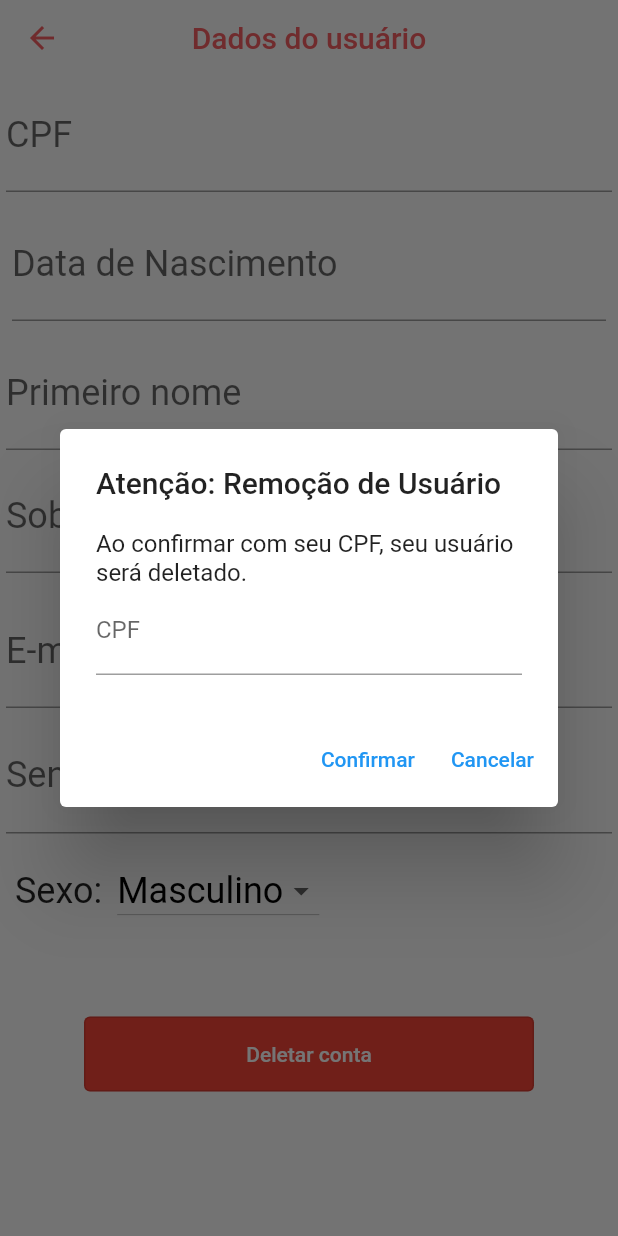
After one commit to TromeBr/proj_flutter_tcc, a Flutter app: the MyDataScreen screen opened by its route, after a tap on "Deletar conta", on a phone screen of 412 x 824 dp. The commit adds this screen. Run offline on Flutter 3.47's test engine with Material 2 defaults, Android fonts, the phone set to English and light mode, and no system bars; our stand-ins replace convert, file_picker, full_screen_image, hex, image_picker, mask_text_input_formatter and 1 more; missing offline and left inert: encrypt, flutter_pdfview, pointycastle; accounts and stored records are empty.

Commit message:
Adiciona a tela de Dados do Usuário e prepara a para o funcionamento junto as APIs

```diff
--- a/lib/main.dart
+++ b/lib/main.dart
@@ -3,6 +3,7 @@ import 'package:flutter/material.dart';
 import 'models/constants.dart' as Constants;
 import 'screens/exams/consultList.dart';
 import 'screens/login/login.dart';
+import 'screens/user/myData.dart';
 
 void main() => runApp(TCCApp());
 
@@ -29,6 +30,7 @@ class TCCApp extends StatelessWidget {
       ),
       routes: {
         '/consultList': (context) => MedExamConsultScreen(),
+        '/myData': (context) => MyDataScreen(),
       },
     );
   }
--- a/lib/models/constants.dart
+++ b/lib/models/constants.dart
@@ -27,5 +27,10 @@ const LOGIN_BUTTON_TEXT = 'Login';
 const RECORD_USER_BUTTON_TEXT = 'Registrar';
 
 
+//User Data
+const DATA_USER_TITLE_SCREEN = 'Dados do usuário';
+const USER_REMOVE = 'Deletar conta';
+
+
 //Miscellaneous
 const OR_TYPED = 'Ou';
--- a/lib/models/user_login.dart
+++ b/lib/models/user_login.dart
@@ -34,9 +34,23 @@ class UserContext {
     data['token'] = this.token;
     return data;
   }
+  @override
+  bool operator ==(other) =>
+    identical(this, other) ||
+    (other is UserContext)
+        && other.name == name
+        && other.surname == surname
+        && other.sex == sex
+        && other.password == password
+        && other.email == email;
 
   @override
   String toString() {
     return 'UserLogin{User: $name, Password: $password}';
   }
+
+  @override
+  int get hashCode => name.hashCode ^ surname.hashCode ^
+  sex.hashCode ^ password.hashCode ^ email.hashCode ;
+
 }
--- /dev/null
+++ b/lib/screens/user/myData.dart
@@ -0,0 +1,353 @@
+import 'dart:convert';
+
+import 'package:flutter/material.dart';
+import 'package:intl/intl.dart';
+import 'package:mask_text_input_formatter/mask_text_input_formatter.dart';
+import 'package:proj_flutter_tcc/components/alertBox.dart';
+import 'package:proj_flutter_tcc/components/sharedPreferenceInit.dart';
+import 'package:proj_flutter_tcc/components/validators.dart';
+import 'package:proj_flutter_tcc/components/widget_patterns.dart';
+import 'package:proj_flutter_tcc/models/constants.dart' as Constants;
+import 'package:proj_flutter_tcc/components/textBox.dart';
+import 'package:proj_flutter_tcc/models/user_login.dart';
+import 'package:proj_flutter_tcc/services/dataServices.dart' as dataService;
+
+class MyDataScreen extends StatefulWidget {
+  @override
+  State<StatefulWidget> createState() {
+    return MyDataWidgetState();
+  }
+}
+
+class MyDataWidgetState extends State<MyDataScreen> {
+  TextEditingController _userPassword = TextEditingController();
+  TextEditingController _userEmail = TextEditingController();
+  TextEditingController _userCPF = TextEditingController();
+  TextEditingController _userCPFConfirmation = TextEditingController();
+  TextEditingController _userFirstName = TextEditingController();
+  TextEditingController _userSurname = TextEditingController();
+  TextEditingController _userBirthDate = TextEditingController();
+  var maskDate = new MaskTextInputFormatter(mask: '##/##/####');
+  String _value = 'M';
+  bool _updateVerify = false;
+  UserContext _userContext;
+  bool validateCPF = false;
+
+
+  UserContext get userContext => _userContext;
+
+  set userContext(UserContext value) {
+    _userContext = value;
+  }
+
+  @override
+  void initState() {
+    super.initState();
+    getUser(context);
+  }
+
+  @override
+  void dispose() {
+    _userPassword.dispose();
+    _userEmail.dispose();
+    _userFirstName.dispose();
+    _userSurname.dispose();
+    _userBirthDate.dispose();
+    super.dispose();
+  }
+
+  @override
+  Widget build(BuildContext context) {
+    return Scaffold(
+      appBar: AppBarPattern(
+        titleScreen: Constants.DATA_USER_TITLE_SCREEN,
+        actions: _updateVerify
+            ? <Widget>[
+                IconButton(
+                    icon: Icon(
+                      Icons.update_outlined,
+                      color: Color(Constants.SYSTEM_PRIMARY_COLOR),
+                    ),
+                    onPressed: () async {
+                      var errors = _userConsist();
+                      if (errors.isEmpty) {
+                        var _userUpdate =
+                            await dataService.userUpdate(this._userContext);
+                        if (_userUpdate)
+                          _updateResult("Alteração concluída",
+                              "O usuário foi alterado com sucesso");
+                        else
+                          _updateResult("Erro ao atualizar",
+                              "Por favor, tente mais tarde");
+                      } else
+                        errorReturn(context, errorsList: errors);
+                    }),
+              ]
+            : null,
+      ),
+      body: SingleChildScrollView(
+        child: Column(
+          children: [
+            //PaddingWidgetPattern(4.0),
+            TextBoxStandard(
+              nameLabel: Constants.CPF_LABEL_TEXT,
+              controller: _userCPF,
+              keyboardType: TextInputType.number,
+              readOnly: true,
+            ),
+            Padding(
+              padding: const EdgeInsets.all(8.0),
+              child: TextFormField(
+                onChanged: hasChanged,
+                readOnly: true,
+                inputFormatters: [maskDate],
+                controller: _userBirthDate,
+                style: TextStyle(fontSize: 24.0),
+                decoration: InputDecoration(
+                  labelText: 'Data de Nascimento',
+                ),
+              ),
+            ),
+            TextBoxStandard(
+              nameLabel: Constants.NAME_LABEL_TEXT,
+              controller: _userFirstName,
+              onChange: hasChanged,
+            ),
+            TextBoxStandard(
+              nameLabel: Constants.SURNAME_LABEL_TEXT,
+              controller: _userSurname,
+              onChange: hasChanged,
+            ),
+            Padding(
+              padding: const EdgeInsets.all(4.0),
+            ),
+
+            TextBoxStandard(
+              nameLabel: Constants.EMAIL_LABEL_TEXT,
+              controller: _userEmail,
+              keyboardType: TextInputType.emailAddress,
+              onChange: hasChanged,
+            ),
+
+            TextBoxStandard(
+              nameLabel: Constants.PASSWORD_LABEL_TEXT,
+              controller: _userPassword,
+              obscureText: true,
+              onChange: hasChanged,
+            ),
+            Container(
+                margin: EdgeInsets.only(top: 10.0, left: 10.0),
+                width: double.infinity,
+                alignment: Alignment.topLeft,
+                child: Row(
+                  children: [
+                    Text(
+                      'Sexo:',
+                      style: TextStyle(fontSize: 24),
+                    ),
+                    Padding(padding: EdgeInsets.only(left: 10.0)),
+                    DropdownButton<String>(
+                      style: TextStyle(fontSize: 24, color: Colors.black),
+                      iconSize: 24,
+                      elevation: 16,
+                      hint: Text("Sexo"),
+                      value: _value,
+                      autofocus: true,
+                      onChanged: (String val) {
+                        setState(() {
+                          _value = val;
+                        });
+                        hasChanged('');
+                      },
+                      items: <DropdownMenuItem<String>>[
+                        new DropdownMenuItem(
+                          child: new Text('Masculino'),
+                          value: 'M',
+                        ),
+                        new DropdownMenuItem(
+                          child: new Text('Feminino'),
+                          value: 'F',
+                        ),
+                        new DropdownMenuItem(
+                          child: new Text('Outro'),
+                          value: 'U',
+                        ),
+                      ],
+                    ),
+                  ],
+                )),
+            PaddingWidgetPattern(30.0),
+            Container(
+              height: 50.0,
+              width: 300.0,
+              child: OutlinedButton(
+                child: Text(
+                  Constants.USER_REMOVE,
+                  style: TextStyle(color: Colors.white),
+                ),
+                onPressed: () {
+                  _showUserConfirmationDialog();
+                },
+                style: OutlinedButton.styleFrom(
+                  backgroundColor: Colors.red,
+                ),
+              ),
+            ),
+            PaddingWidgetPattern(20.0),
+          ],
+        ),
+      ),
+    );
+  }
+
+  List<String> _userConsist() {
+    List<String> errors = [];
+    if (_userFirstName.text.isEmpty) {
+      errors.add('O primeiro nome não foi fornecido');
+    }
+    if (_userSurname.text.isEmpty) {
+      errors.add('O sobrenome nome não foi fornecido');
+    }
+    if (validateEmail(_userEmail.text)) {
+      errors.add('Um E-mail válido não foi fornecido');
+    }
+    if(_userPassword.text.isNotEmpty)
+      if (validatePassword(_userPassword.text)) {
+        errors.add('A senha não atende aos critérios de segurança');
+      }
+    return errors;
+  }
+
+  Future<String> getUser(BuildContext context) async {
+    var user = await initializePreference();
+    if (user != null) {
+      Map<String, dynamic> decoded = jsonDecode(user);
+      setState(() {
+        this._userFirstName.text = UserContext.fromJson(decoded).name;
+        this._userSurname.text = UserContext.fromJson(decoded).surname;
+        this._userEmail.text = UserContext.fromJson(decoded).email;
+        this._userCPF.text = UserContext.fromJson(decoded).CPF;
+        this._userBirthDate.text = DateFormat('dd/MM/yyyy')
+            .format(UserContext.fromJson(decoded).birthDate)
+            .toString();
+        this._userPassword.text = UserContext.fromJson(decoded).password;
+        this._value = UserContext.fromJson(decoded).sex;
+      });
+      final DateTime date = _userBirthDate.text != ''
+          ? DateFormat('dd/MM/yyyy').parse(_userBirthDate.text)
+          : null;
+      UserContext _user = new UserContext(_userCPF.text,
+          password: '',
+          sex: _value,
+          name: _userFirstName.text,
+          surname: _userSurname.text,
+          birthDate: date,
+          email: _userEmail.text);
+      userContext = _user;
+    }
+  }
+
+  void hasChanged(String _) {
+    final DateTime date = _userBirthDate.text != ''
+        ? DateFormat('dd/MM/yyyy').parse(_userBirthDate.text)
+        : null;
+    UserContext _newUser = new UserContext(_userCPF.text,
+        password: _userPassword.text,
+        sex: _value,
+        name: _userFirstName.text,
+        surname: _userSurname.text,
+        birthDate: date,
+        email: _userEmail.text);
+    if (userChanged(_newUser)) {
+      setState(() {
+        _updateVerify = true;
+      });
+    } else {
+      setState(() {
+        _updateVerify = false;
+      });
+    }
+  }
+
+  bool userChanged(UserContext newUser) {
+    return userContext != newUser;
+  }
+
+  void _updateResult(String messageTitle, String message) async {
+    showDialog<void>(
+      context: context,
+      barrierDismissible: false,
+      builder: (BuildContext context) {
+        return AlertDialog(
+          title: Text(messageTitle),
+          content: Text(message),
+          actions: <Widget>[
+            TextButton(
+              child: const Text('OK'),
+              onPressed: () {
+                Navigator.of(context).pop();
+                Navigator.of(context).restorablePopAndPushNamed('/myData');
+              },
+            ),
+          ],
+        );
+      },
+    );
+  }
+  Future<void> _showUserConfirmationDialog() async {
+    return showDialog<void>(
+      context: context,
+      barrierDismissible: false,
+      builder: (BuildContext context) {
+        return AlertDialog(
+          title: Text('Atenção: Remoção de Usuário'),
+          content: SingleChildScrollView(
+            child: Column(
+              children: <Widget>[
+                Text('Ao confirmar com seu CPF, seu usuário será deletado.'),
+                TextFormField(
+                  controller: _userCPFConfirmation,
+                  keyboardType: TextInputType.number,
+                  decoration: InputDecoration(
+                    labelText: Constants.CPF_LABEL_TEXT,
+                    errorText: validateCPF ?  'CPF inválido' : null
+                  ),
+
+                ),
+              ],
+            ),
+          ),
+          actions: <Widget>[
+            TextButton(
+              child: Text('Confirmar'),
+              onPressed: () {
+                if(_userCPFConfirmation.text == _userCPF.text){
+                  _userCPFConfirmation.text = '';
+                  print('Usuário Deletado');
+                  Navigator.of(context).pop();
+                }
+                else{
+                  setState(() {
+                    validateCPF = true;
+                  });
+                  Navigator.of(context).pop();
+                  _showUserConfirmationDialog();
+                }
+              },
+            ),
+            TextButton(
+              child: Text('Cancelar'),
+              onPressed: () {
+                setState(() {
+                  validateCPF = false;
+                });
+                _userCPFConfirmation.text = '';
+                Navigator.of(context).pop();
+              },
+            ),
+          ],
+        );
+      },
+    );
+  }
+}
--- a/lib/services/examService.dart
+++ b/lib/services/examService.dart
@@ -12,8 +12,6 @@ Future<String> insertExam(MedExam exam) async {
     SharedPreferences prefs = await SharedPreferences.getInstance();
     String result = prefs?.getString("userContext");
     Map<String, dynamic> decoded = jsonDecode(result);
-    String fullName = UserContext.fromJson(decoded).name +
-        UserContext.fromJson(decoded).surname;
 
     String body = jsonEncode({
       "exam": '${exam.exam}',
```
Also changed, not shown: lib/components/alertBox.dart (+7 -0 lines), lib/components/hamburguerMenu.dart (+10 -1 lines), lib/screens/login/register.dart (+0 -8 lines), lib/services/dataServices.dart (added, +96 -0 lines).
